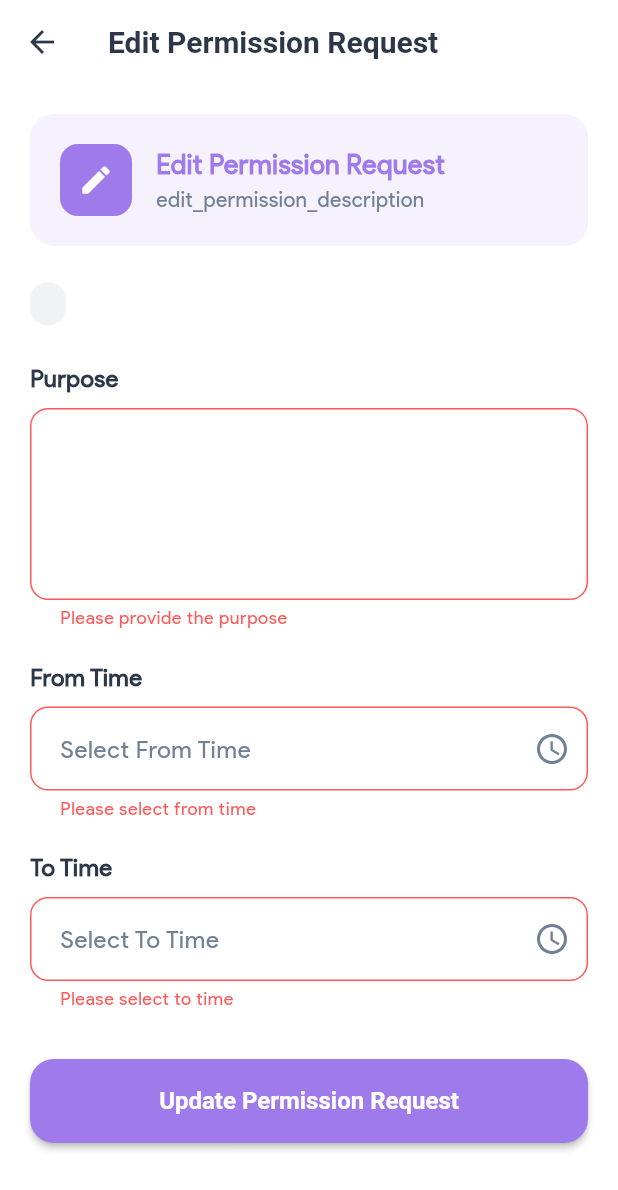
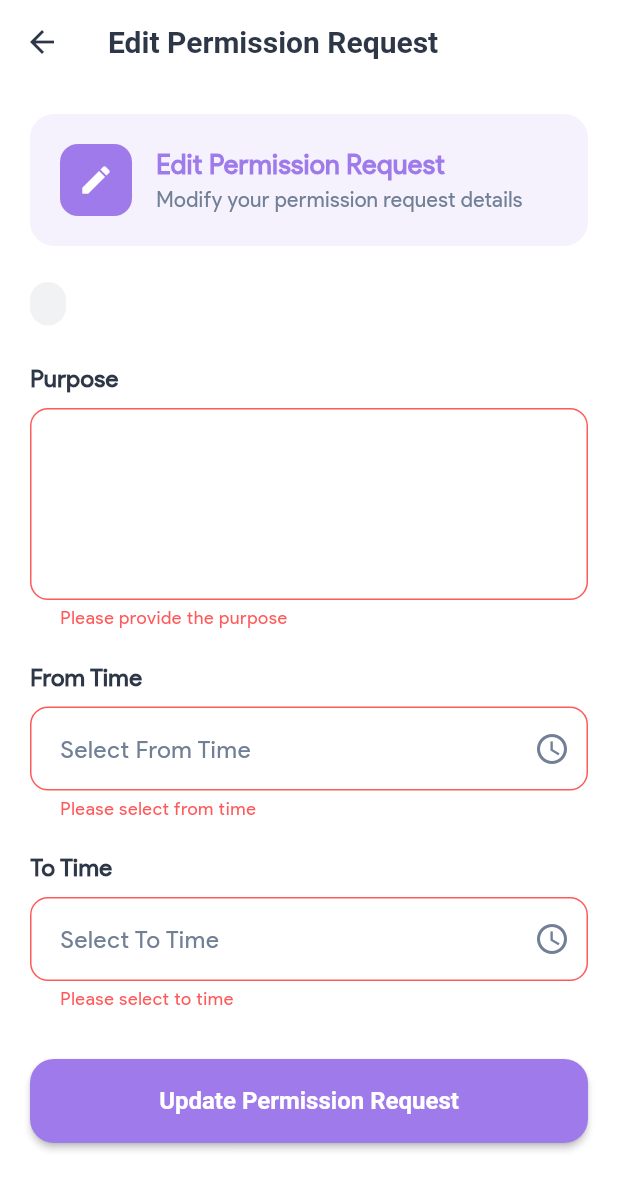
Before and after one commit to Bahomed/hrapp, a Flutter app: the EditPermissionRequestScreen screen opened directly with empty values, after a tap on "Update Permission Request", on a phone screen of 412 x 824 dp. Shown: the top 1190 px of the screen. Run offline on Flutter 3.47's test engine with Material 3 defaults, Android fonts, the phone set to English and light mode, and no system bars; our stand-ins replace camera, connectivity_plus, curved_navigation_bar, dio, file_picker, flutter_map and 11 more; missing offline and left inert: awesome_dio_interceptor, flutter_exif_rotation, google_mlkit_face_detection, network_info_plus, tflite_flutter; accounts and stored records are empty.

Commit message:
Add hired date field to user data and update related translations and UI components

```diff
--- a/lib/data/remote/response/login_response.dart
+++ b/lib/data/remote/response/login_response.dart
@@ -121,6 +121,7 @@ class Data {
   String? permanentAddress;
   String? token;
   String? reportToEmployee;
+  String? hiredDate;
   FaceData? faceData;
 
   Data({
@@ -151,6 +152,7 @@ class Data {
     this.permanentAddress,
     this.token,
     this.reportToEmployee,
+    this.hiredDate,
     this.faceData,
   });
 
@@ -182,6 +184,7 @@ class Data {
     permanentAddress: json["permanent_address"] ?? "",
     token: json["token"] ?? "",
     reportToEmployee: json["report_to_employee"] ?? "",
+    hiredDate: json["hireddate_g"] ?? "",
     faceData: json["face_data"] != null ? FaceData.fromJson(json["face_data"]) : null,
   );
 
@@ -213,6 +216,7 @@ class Data {
     "permanent_address": permanentAddress,
     "token": token,
     "report_to_employee": reportToEmployee,
+    'hireddate_g':hiredDate,
     "face_data": faceData?.toJson(),
   };
 }
--- a/lib/utils/translations/ar.dart
+++ b/lib/utils/translations/ar.dart
@@ -207,7 +207,7 @@ const Map<String, String> arTranslations = {
   'payroll_history': 'سجل الرواتب',
   'payroll_summary': 'ملخص الراتب',
   'payslip_details': 'تفاصيل قسيمة الراتب',
-  'benefits': 'المزايا',
+  'benefits': 'الاستحقاقات',
   'gross_pay': 'إجمالي الراتب',
   'processed': 'مُعالَج',
   'downloading_payslip': 'جاري تحميل قسيمة الراتب...',
@@ -366,6 +366,8 @@ const Map<String, String> arTranslations = {
   'employee_id': 'رقم الموظف',
   'employee_name': 'اسم الموظف',
   'department': 'القسم',
+  'section': 'القسم الفرعي',
+  'report_to': 'يرفع إلى',
   'position': 'المنصب',
   'manager': 'المدير',
   'join_date': 'تاريخ الالتحاق',
@@ -692,8 +694,8 @@ const Map<String, String> arTranslations = {
   'pm': 'مساءً',
   'am': 'صباحاً',
   'position_your_face_camera': 'ضع وجهك في الكاميرا',
-  'uploaded': 'تم الرفع في {date}',
-  'expires_on': 'ينتهي في {date}',
+  'uploaded': 'تم الرفع في',
+  'expires_on': 'ينتهي في',
   'unknown': 'غير معروف',
   'draft': 'مسودة',
   'search_documents': 'البحث في الوثائق...',
@@ -743,64 +745,66 @@ const Map<String, String> arTranslations = {
   'no_letter_requests': 'لا توجد طلبات رسائل',
   'no_letter_requests_subtitle': 'لم تقم بتقديم أي طلبات رسائل بعد.',
 
-  'downloading_letter': 'جاري التحميل',
-  'letter_downloaded': 'تم تحميل الرسالة',
-  'failed_to_load_leave_types': 'فشل في تحميل أنواع الإجازات',
-  'error_loading_leave_types': 'خطأ في تحميل أنواع الإجازات',
-  'failed_to_load_loan_types': 'فشل في تحميل أنواع القروض',
-  'error_loading_loan_types': 'خطأ في تحميل أنواع القروض',
-  'failed_to_load_letter_types': 'فشل في تحميل أنواع الرسائل',
-  'error_loading_letter_types': 'خطأ في تحميل أنواع الرسائل',
-  'failed_to_load_leave_requests': 'فشل في تحميل طلبات الإجازات',
-  'error_loading_leave_requests': 'خطأ في تحميل طلبات الإجازات',
-  'failed_to_load_permission_requests': 'فشل في تحميل طلبات الأذونات',
-  'error_loading_permission_requests': 'خطأ في تحميل طلبات الأذونات',
-  'failed_to_load_loan_requests': 'فشل في تحميل طلبات القروض',
-  'error_loading_loan_requests': 'خطأ في تحميل طلبات القروض',
-  'failed_to_load_letter_requests': 'فشل في تحميل طلبات الرسائل',
-  'error_loading_letter_requests': 'خطأ في تحميل طلبات الرسائل',
-  'failed_to_delete_request': 'فشل في حذف الطلب',
-  'error_deleting_request': 'خطأ في حذف الطلب',
-  'failed_to_delete_permission_request': 'فشل في حذف طلب الإذن',
-  'error_deleting_permission_request': 'خطأ في حذف طلب الإذن',
-  'failed_to_delete_loan_request': 'فشل في حذف طلب القرض',
-  'error_deleting_loan_request': 'خطأ في حذف طلب القرض',
-  'failed_to_delete_letter_request': 'فشل في حذف طلب الرسالة',
-  'error_deleting_letter_request': 'خطأ في حذف طلب الرسالة',
-  'failed_to_download_letter': 'فشل في تحميل الرسالة',
-  'error_downloading_letter': 'خطأ في تحميل الرسالة',
-  'failed_to_create_leave_request': 'فشل في إنشاء طلب الإجازة',
-  'error_creating_leave_request': 'خطأ في إنشاء طلب الإجازة',
-  'leave_request_created_successfully': 'تم إنشاء طلب الإجازة بنجاح',
-  'failed_to_create_permission_request': 'فشل في إنشاء طلب الإذن',
-  'error_creating_permission_request': 'خطأ في إنشاء طلب الإذن',
-  'permission_request_created_successfully': 'تم إنشاء طلب الإذن بنجاح',
-  'failed_to_create_loan_request': 'فشل في إنشاء طلب القرض',
-  'error_creating_loan_request': 'خطأ في إنشاء طلب القرض',
-  'loan_request_created_successfully': 'تم إنشاء طلب القرض بنجاح',
-  'failed_to_create_letter_request': 'فشل في إنشاء طلب الرسالة',
-  'error_creating_letter_request': 'خطأ في إنشاء طلب الرسالة',
-  'letter_request_created_successfully': 'تم إنشاء طلب الرسالة بنجاح',
-  'failed_to_update_loan_request': 'فشل في تحديث طلب القرض',
-  'error_updating_loan_request': 'خطأ في تحديث طلب القرض',
-  'loan_request_updated_successfully': 'تم تحديث طلب القرض بنجاح',
-  'failed_to_update_letter_request': 'فشل في تحديث طلب الرسالة',
-  'error_updating_letter_request': 'خطأ في تحديث طلب الرسالة',
-  'letter_request_updated_successfully': 'تم تحديث طلب الرسالة بنجاح',
-  'failed_to_update_leave_request': 'فشل في تحديث طلب الإجازة',
-  'error_updating_leave_request': 'خطأ في تحديث طلب الإجازة',
-  'leave_request_updated_successfully': 'تم تحديث طلب الإجازة بنجاح',
-  'failed_to_update_permission_request': 'فشل في تحديث طلب الإذن',
-  'error_updating_permission_request': 'خطأ في تحديث طلب الإذن',
-  'permission_request_updated_successfully': 'تم تحديث طلب الإذن بنجاح',
-  'failed_to_load_more_leave_requests': 'فشل في تحميل المزيد من طلبات الإجازات',
-  'error_loading_more_leave_requests': 'خطأ في تحميل المزيد من طلبات الإجازات',
-  'failed_to_load_more_permission_requests': 'فشل في تحميل المزيد من طلبات الأذونات',
-  'error_loading_more_permission_requests': 'خطأ في تحميل المزيد من طلبات الأذونات',
-  'failed_to_load_more_loan_requests': 'فشل في تحميل المزيد من طلبات القروض',
-  'error_loading_more_loan_requests': 'خطأ في تحميل المزيد من طلبات القروض',
-  'failed_to_load_more_letter_requests': 'فشل في تحميل المزيد من طلبات الرسائل',
-  'error_loading_more_letter_requests': 'خطأ في تحميل المزيد من طلبات الرسائل',
+
+  "downloading_letter": "جاري التنزيل %s...",
+  "letter_downloaded": "تم تنزيل الخطاب: %s",
+  "failed_to_load_leave_types": "فشل تحميل أنواع الإجازات: %s",
+  "error_loading_leave_types": "خطأ في تحميل أنواع الإجازات: %s",
+  "failed_to_load_loan_types": "فشل تحميل أنواع السلف: %s",
+  "error_loading_loan_types": "خطأ في تحميل أنواع السلف: %s",
+  "failed_to_load_letter_types": "فشل تحميل أنواع الخطابات: %s",
+  "error_loading_letter_types": "خطأ في تحميل أنواع الخطابات: %s",
+  "failed_to_load_leave_requests": "فشل تحميل طلبات الإجازات: %s",
+  "error_loading_leave_requests": "خطأ في تحميل طلبات الإجازات: %s",
+  "failed_to_load_permission_requests": "فشل تحميل طلبات الأستئذانات: %s",
+  "error_loading_permission_requests": "خطأ في تحميل طلبات الأستئذانات: %s",
+  "failed_to_load_loan_requests": "فشل تحميل طلبات السلف: %s",
+  "error_loading_loan_requests": "خطأ في تحميل طلبات القروض: %s",
+  "failed_to_load_letter_requests": "فشل تحميل طلبات الخطابات: %s",
+  "error_loading_letter_requests": "خطأ في تحميل طلبات الخطابات: %s",
+  "failed_to_delete_request": "فشل حذف الطلب: %s",
+  "error_deleting_request": "خطأ في حذف الطلب: %s",
+  "failed_to_delete_permission_request": "فشل حذف طلب الأستئذانات: %s",
+  "error_deleting_permission_request": "خطأ في حذف طلب الأستئذانات: %s",
+  "failed_to_delete_loan_request": "فشل حذف طلب السلفة: %s",
+  "error_deleting_loan_request": "خطأ في حذف طلب السلفة: %s",
+  "failed_to_delete_letter_request": "فشل حذف طلب الخطاب: %s",
+  "error_deleting_letter_request": "خطأ في حذف طلب الخطاب: %s",
+  "failed_to_download_letter": "Failed to download letter: %s",
+  "error_downloading_letter": "Error downloading letter: %s",
+  "failed_to_create_leave_request": "فشل إنشاء طلب إجازة: %s",
+  "error_creating_leave_request": "خطأ في إنشاء طلب إجازة: %s",
+  "leave_request_created_successfully": "تم إنشاء طلب الإجازة بنجاح",
+  "failed_to_create_permission_request": "فشل إنشاء طلب إستئذان: %s",
+  "error_creating_permission_request": "خطا في إنشاء طلب إستئذان: %s",
+  "permission_request_created_successfully": "تم إنشاء طلب الإستئذان بنجاح",
+  "failed_to_create_loan_request": "فشل إنشاء طلب سلفة: %s",
+  "error_creating_loan_request": "خطأ في إنشاء طلب سلفة: %s",
+  "loan_request_created_successfully": "تم إنشاء طلب السلفة بنجاح",
+  "failed_to_create_letter_request": "فشل إنشاء طلب خطاب: %s",
+  "error_creating_letter_request": "خطأ في إنشاء طلب خطاب: %s",
+  "letter_request_created_successfully": "تم إنشاء طلب الخطاب بنجاح",
+  "failed_to_update_loan_request": "فشل تحديث طلب السلفة: %s",
+  "error_updating_loan_request": "خطأ في تحديث طلب السلفة: %s",
+  "loan_request_updated_successfully": "تم تحديث طلب السلفة بنجاح",
+  "failed_to_update_letter_request": "فشل تحديث طلب الخطاب: %s",
+  "error_updating_letter_request": "خطا في تحديث طلب الخطاب: %s",
+  "letter_request_updated_successfully": "تم تحديث طلب الخطاب بنجاح",
+  "failed_to_update_leave_request": "فشل تحديث طلب الاجازة: %s",
+  "error_updating_leave_request": "خطا في تحديث طلب السلفة: %s",
+  "leave_request_updated_successfully": "تم تحديث طلب الاجازة بنجاح",
+  "failed_to_update_permission_request": "فشل تحديث طلب الاستئذان: %s",
+  "error_updating_permission_request": "خطأ في تحديث طلب الاستئذان: %s",
+  "permission_request_updated_successfully": "تم تحديث طلب الاستئذان بنجاح",
+  "failed_to_load_more_leave_requests": "فشل تحميل المزيد من طلبات الإجازات: %s",
+  "error_loading_more_leave_requests": "خطأ في تحميل المزيد من طلبات الإجازات: %s",
+  "failed_to_load_more_permission_requests": "فشل تحميل المزيد من طلبات الإستئذانات: %s",
+  "error_loading_more_permission_requests": "خطأ في تحميل المزيد من طلبات الإستئذانات: %s",
+  "failed_to_load_more_loan_requests": "فشل تحميل المزيد من طلبات السلف: %s",
+  "error_loading_more_loan_requests": "خطأ في تحميل المزيد من طلبات السلف: %s",
+  "failed_to_load_more_letter_requests": "فشل تحميل المزيد من طلبات الخطابات: %s",
+  "error_loading_more_letter_requests": "خطأ في تحميل المزيد من طلبات الخطابات: %s",
+
   'leave': 'إجازة',
   'permission': 'إذن',
   'loan': 'قرض',
@@ -822,5 +826,8 @@ const Map<String, String> arTranslations = {
 
 'grace': 'فترة السماح',
 
-'to':'إلى'
+'to':'إلى',
+  'paid_on':'دفعت على',
+  'expiry_date':'تاريخ انتهاء الصلاحية',
+  'file_type':'نوع الملف'
 };
--- a/lib/utils/translations/en.dart
+++ b/lib/utils/translations/en.dart
@@ -366,6 +366,8 @@ const Map<String, String> enTranslations = {
   'employee_id': 'Employee ID',
   'employee_name': 'Employee Name',
   'department': 'Department',
+  'section': 'Section',
+  'report_to': 'Report To',
   'position': 'Position',
   'manager': 'Manager',
   'join_date': 'Join Date',
@@ -692,8 +694,8 @@ const Map<String, String> enTranslations = {
   'document_name': 'Document Name',
   'enter_document_name': 'Enter document name',
   'enter_document_type': 'Enter document type',
-  'uploaded': 'Uploaded {date}',
-  'expires_on': 'Expires on {date}',
+  'uploaded': 'Uploaded',
+  'expires_on': 'Expires on',
   'unknown': 'Unknown',
   'draft': 'Draft',
   'search_documents': 'Search documents...',
@@ -702,7 +704,7 @@ const Map<String, String> enTranslations = {
   'docs': 'docs',
   'categories': 'Categories',
   'no_categories_available': 'No categories available',
-'   submitted':'Submitted',
+'submitted':'Submitted',
     "create_new_request": "Create New Request",
     "request_time_off_work": "Request time off work",
     "request_work_permissions": "Request work permissions",
@@ -817,5 +819,8 @@ const Map<String, String> enTranslations = {
 'out':'Out',
 'penalty':'Penalty',
 'date':'Date',
-  'to':'To'
+  'to':'To',
+  'paid_on':'Paid on',
+  'expiry_date':'Expiry Date',
+  'file_type':'File Type'
 };
--- a/lib/view/payroll/payroll_controller.dart
+++ b/lib/view/payroll/payroll_controller.dart
@@ -326,7 +326,7 @@ class PayrollController extends GetxController {
       crossAxisAlignment: CrossAxisAlignment.stretch,
       children: [
         _buildNetPaySection(
-          tr('gross_pay'),
+          tr('benefits'),
           record.totalBenefits,
           _themeService.getSecondaryColor(),
         ),
--- a/lib/view/profile/profile_controller.dart
+++ b/lib/view/profile/profile_controller.dart
@@ -194,6 +194,7 @@ class ProfileController extends GetxController {
   String get userCurrentAddress => userData.value?.currentAddress ?? tr('n_a');
   String get userPermanentAddress => userData.value?.permanentAddress ?? tr('n_a');
   String get userImage => userData.value?.image ?? '';
+  String get userHiredDate => userData.value?.hiredDate ?? '';
   String get userPreferredLang => userData.value?.preferredLang ?? tr('n_a');
   String get userReportToEmployee=> userData.value?.reportToEmployee?? tr('n_a');
 
--- a/lib/view/request_leave/create_request/edit_leave_request_screen.dart
+++ b/lib/view/request_leave/create_request/edit_leave_request_screen.dart
@@ -109,7 +109,12 @@ class EditLeaveRequestScreen extends StatelessWidget {
                   borderRadius: BorderRadius.circular(20),
                 ),
                 child: Text(
-                  request.status,
+                  switch (request.status.toLowerCase()) {
+                    'approved' => tr(request.status),
+                    'rejected' => tr(request.status),
+                    'pending' || 'for-approval' => tr('for_approval'),
+                    _ => tr(request.status),
+                  },
                   style: TextStyle(
                     color: _getStatusColor(request.status, themeService),
                     fontSize: 12,
--- a/lib/view/request_leave/create_request/edit_letter_request_screen.dart
+++ b/lib/view/request_leave/create_request/edit_letter_request_screen.dart
@@ -132,7 +132,12 @@ class EditLetterRequestScreen extends StatelessWidget {
                         borderRadius: BorderRadius.circular(12),
                       ),
                       child: Text(
-                        request.status.toUpperCase(),
+                        switch (request.status.toLowerCase()) {
+                          'approved' => tr(request.status),
+                          'rejected' => tr(request.status),
+                          'pending' || 'for-approval' => tr('for_approval'),
+                          _ => tr(request.status),
+                        },
                         style: const TextStyle(
                           color: Colors.white,
                           fontSize: 12,
--- a/lib/view/request_leave/create_request/edit_loan_request_screen.dart
+++ b/lib/view/request_leave/create_request/edit_loan_request_screen.dart
@@ -134,8 +134,12 @@ class EditLoanRequestScreen extends StatelessWidget {
                         borderRadius: BorderRadius.circular(12),
                       ),
                       child: Text(
-                        request.status.toUpperCase(),
-                        style: const TextStyle(
+                        switch (request.status.toLowerCase()) {
+                          'approved' => tr(request.status),
+                          'rejected' => tr(request.status),
+                          'pending' || 'for-approval' => tr('for_approval'),
+                          _ => tr(request.status),
+                        },                        style: const TextStyle(
                           color: Colors.white,
                           fontSize: 12,
                           fontWeight: FontWeight.w600,
--- a/lib/view/request_leave/create_request/edit_permission_request_screen.dart
+++ b/lib/view/request_leave/create_request/edit_permission_request_screen.dart
@@ -78,7 +78,7 @@ class EditPermissionRequestScreen extends StatelessWidget {
                             ),
                           ),
                           Text(
-                            tr('edit_permission_description'),
+                            tr('edit_permission_request_description'),
                             style: TextStyle(
                               fontSize: 14,
                               color: themeService.getTextSecondaryColor(),
@@ -101,8 +101,12 @@ class EditPermissionRequestScreen extends StatelessWidget {
                   borderRadius: BorderRadius.circular(20),
                 ),
                 child: Text(
-                  request.status,
-                  style: TextStyle(
+                  switch (request.status.toLowerCase()) {
+                    'approved' => tr(request.status),
+                    'rejected' => tr(request.status),
+                    'pending' || 'for-approval' => tr('for_approval'),
+                    _ => tr(request.status),
+                  },                  style: TextStyle(
                     color: _getStatusColor(request.status, themeService),
                     fontSize: 12,
                     fontWeight: FontWeight.w600,
@@ -237,62 +241,13 @@ class EditPermissionRequestScreen extends StatelessWidget {
       case 'rejected':
         return themeService.getErrorColor();
       case 'pending':
-      case 'for approval':
+      case 'for-approval':
         return themeService.getWarningColor();
       default:
         return themeService.getTextSecondaryColor();
     }
   }
 
-  Widget _buildTextField({
-    required String label,
-    required TextEditingController controller,
-    String? Function(String?)? validator,
-  }) {
-    final themeService = ThemeService.instance;
-
-    return Column(
-      crossAxisAlignment: CrossAxisAlignment.start,
-      children: [
-        Text(
-          label,
-          style: TextStyle(
-            fontSize: 16,
-            fontWeight: FontWeight.w600,
-            color: themeService.getTextPrimaryColor(),
-          ),
-        ),
-        const SizedBox(height: 8),
-        TextFormField(
-          controller: controller,
-          validator: validator,
-          style: TextStyle(color: themeService.getTextPrimaryColor()),
-          decoration: InputDecoration(
-            filled: true,
-            fillColor: themeService.getCardColor(),
-            border: OutlineInputBorder(
-              borderRadius: BorderRadius.circular(12),
-              borderSide: BorderSide(color: themeService.getTextSecondaryColor().withValues(alpha: 0.3)),
-            ),
-            enabledBorder: OutlineInputBorder(
-              borderRadius: BorderRadius.circular(12),
-              borderSide: BorderSide(color: themeService.getTextSecondaryColor().withValues(alpha: 0.3)),
-            ),
-            focusedBorder: OutlineInputBorder(
-              borderRadius: BorderRadius.circular(12),
-              borderSide: BorderSide(color: themeService.getActionColor('profile')),
-            ),
-            errorBorder: OutlineInputBorder(
-              borderRadius: BorderRadius.circular(12),
-              borderSide: BorderSide(color: themeService.getErrorColor()),
-            ),
-            contentPadding: const EdgeInsets.all(16),
-            hintStyle: TextStyle(color: themeService.getTextSecondaryColor()),
-          ),
-        ),
-      ],
-    );
-  }
 
   Widget _buildTextAreaField({
     required String label,
```
Also changed, not shown: lib/view/document/document_widgets.dart (+10 -10 lines), lib/view/payroll/payroll_widgets.dart (+4 -4 lines), lib/view/profile/profile_screen.dart (+6 -6 lines), lib/view/request_leave/widgets/request_widgets.dart (+1 -7 lines).
